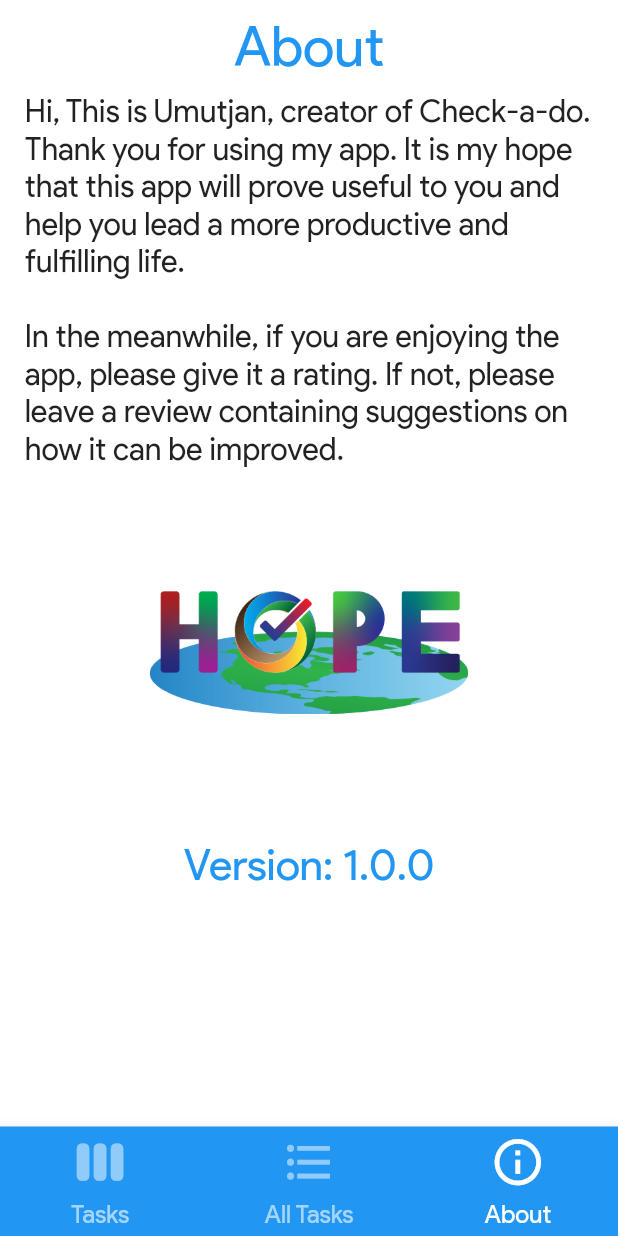
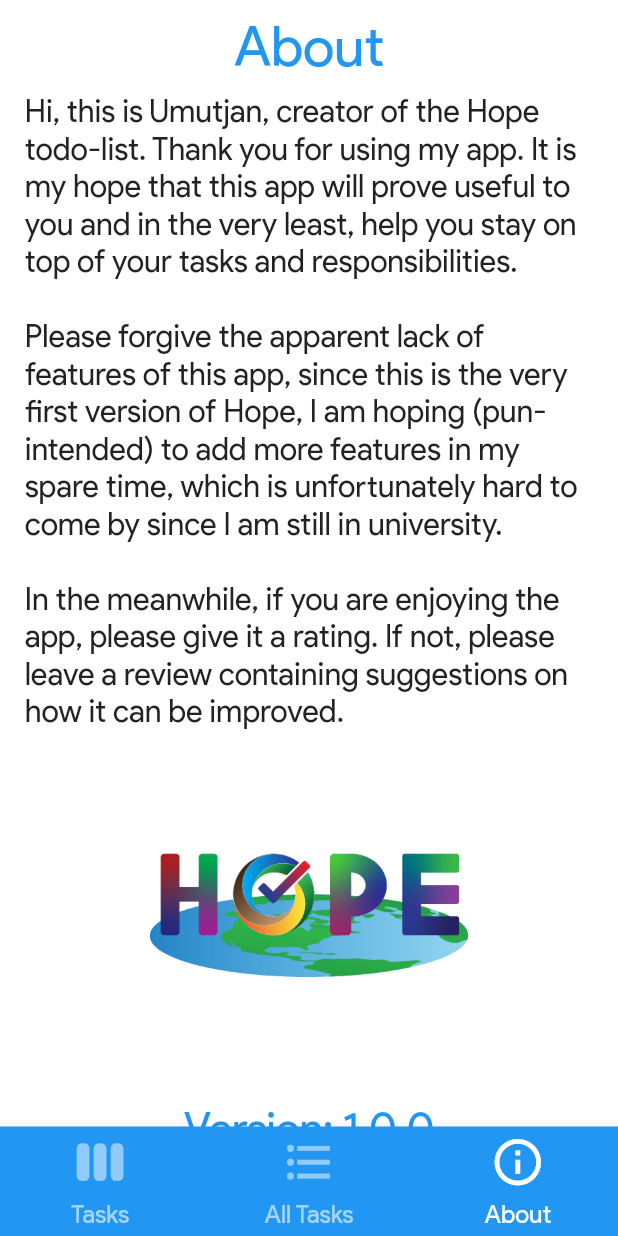
Before and after one commit to CreativelyLogical/todolist-app, a Flutter app: the screen it shows after launch, item 3 of the bottom bar chosen, on a phone screen of 412 x 824 dp. Run offline on Flutter 3.47's test engine with Material 2 defaults, Android fonts, the phone set to English and light mode, and no system bars; our stand-ins replace auto_size_text, flutter_local_notifications, flutter_svg, fluttertoast, rxdart, sqflite; accounts and stored records are empty.

Commit message:
made week days more clear and added content to the about page

```diff
--- a/lib/main.dart
+++ b/lib/main.dart
@@ -60,7 +60,7 @@ class _MyAppState extends State<MyApp> {
           fontFamily: 'ProductSans',
           bottomAppBarColor: kBlue,
         ),
-        title: 'Flutter todo',
+        title: 'Hope',
         home: Scaffold(
           body: TaskScreen(),
         ),
--- a/lib/notifications/todo_notifications.dart
+++ b/lib/notifications/todo_notifications.dart
@@ -70,7 +70,7 @@ class TodoNotifications {
     var androidPlatformChannelSpecifics = AndroidNotificationDetails(
       'your other channel id',
       'Reminders',
-      'your other channel description',
+      'Reminders notification channel',
       icon: 'notification_small',
       priority: Priority.High,
       importance: Importance.Max,
--- a/lib/screens/about_page.dart
+++ b/lib/screens/about_page.dart
@@ -143,8 +143,12 @@ class AboutPage extends StatelessWidget {
                     child: Column(
                       children: [
                         Text(
-                          'Hi, This is Umutjan, creator of Check-a-do. Thank you for using my app. It is my hope that '
-                          'this app will prove useful to you and help you lead a more productive and fulfilling life. \n\nIn the meanwhile, '
+                          'Hi, this is Umutjan, creator of the Hope todo-list. Thank you for using my app. It is my hope that '
+                          'this app will prove useful to you and in the very least, help you stay on top of your tasks'
+                          ' and responsibilities. \n\nPlease forgive the apparent lack of features of this app, since this is the very'
+                          ' first version of Hope, I am hoping (pun-intended) to add more features in my spare time, which is unfortunately'
+                          ' hard to come by since I am still in university.'
+                          '\n\nIn the meanwhile, '
                           'if you are enjoying the app, '
                           'please give it a rating. If not, please leave a review'
                           ' containing suggestions on how it can be improved.',
```
Also changed, not shown: lib/widgets/day_container.dart (+7 -7 lines), assets/images/app-logo.png, 8 other files.
